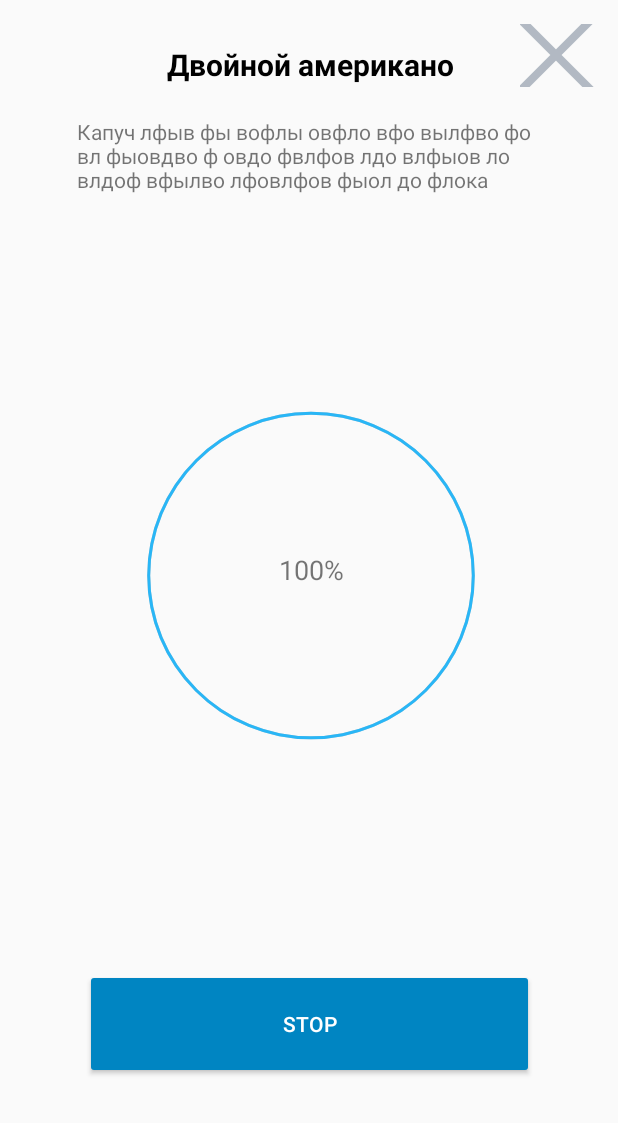
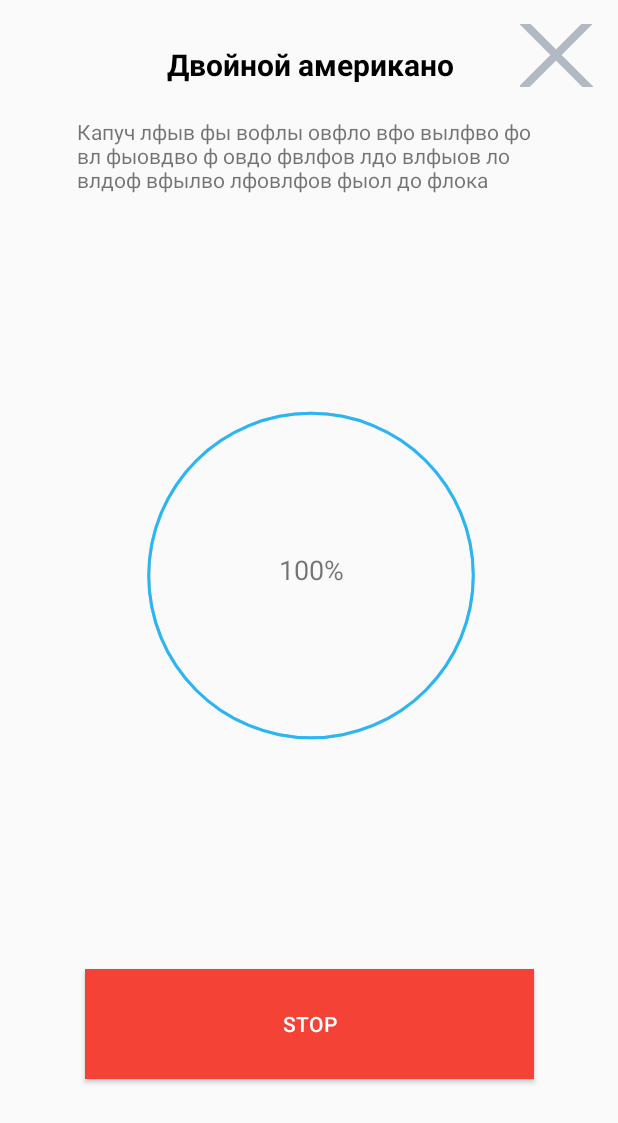
Before and after one commit to amaze37/espcoffee, an Android app: the BeverageActivity screen opened directly, with no data from a screen before it, after a tap on "START", on a phone screen of 412 x 824 dp. Shown: the top 1123 px of the screen. Run offline under Robolectric (Android 15) with nearby library versions, the phone set to English and light mode, and no system bars; libraries missing offline, so code that uses them is left out: de.keyboardsurfer.android; 8 statements that could not run were skipped.

Commit message:
Докрасы

```diff
--- a/app/src/main/java/com/example/espcoffee/BeverageActivity.java
+++ b/app/src/main/java/com/example/espcoffee/BeverageActivity.java
@@ -11,12 +11,13 @@ import android.widget.ProgressBar;
 import android.widget.TextView;
 
 import com.example.espcoffee.tools.CustomProgressBar;
+
 import de.keyboardsurfer.android.widget.crouton.Crouton;
 
 public class BeverageActivity extends MainActivity {
     private String url;
     private Integer percent;
-    private Boolean isStarted=false;
+    private Boolean isStarted = false;
 
     @Override
     protected void onCreate(Bundle savedInstanceState) {
@@ -57,7 +58,7 @@ public class BeverageActivity extends MainActivity {
         ObjectAnimator anim = ObjectAnimator.ofInt(progress, "progress", 0, 100);
         anim.setDuration(percent);
 
-        if(!isStarted){
+        if (!isStarted) {
             sendGetRequest(url);
             coffeeImageView.setVisibility(View.INVISIBLE);
             progress.setVisibility(View.VISIBLE);
@@ -65,9 +66,9 @@ public class BeverageActivity extends MainActivity {
             progress.setTextView(findViewById(R.id.percent));
             anim.start();
             beverageStart.setText(R.string.stop);
-            isStarted=true;
-        }
-        else{
+            beverageStart.setBackgroundColor(getResources().getColor(R.color.Red));
+            isStarted = true;
+        } else {
             sendGetRequest(url);
             coffeeImageView.setVisibility(View.VISIBLE);
             progress.setVisibility(View.INVISIBLE);
@@ -75,7 +76,8 @@ public class BeverageActivity extends MainActivity {
             progress.setTextView(findViewById(R.id.percent));
             anim.cancel();
             beverageStart.setText(R.string.start);
-            isStarted=false;
+            beverageStart.setBackgroundColor(getResources().getColor(R.color.colorAccent));
+            isStarted = false;
         }
     }
 
--- a/app/src/main/res/layout/activity_beverage_dispensing.xml
+++ b/app/src/main/res/layout/activity_beverage_dispensing.xml
@@ -68,7 +68,7 @@
         android:layout_marginTop="20dp"
         android:layout_marginEnd="8dp"
         android:layout_marginBottom="8dp"
-        android:backgroundTint="#0085C2"
+        android:background="@color/colorPrimary"
         android:onClick="startDispensing"
         android:text="@string/start"
         android:textColor="@color/White"
--- a/app/src/main/res/values/colors.xml
+++ b/app/src/main/res/values/colors.xml
@@ -9,4 +9,5 @@
     <color name="splashBackgroundColor">#0B294D</color>
     <color name="navigationBarColorSplash">#0B294D</color>
     <color name="White">#FFFFFF</color>
+    <color name="Red">#F44336</color>
 </resources>
```
